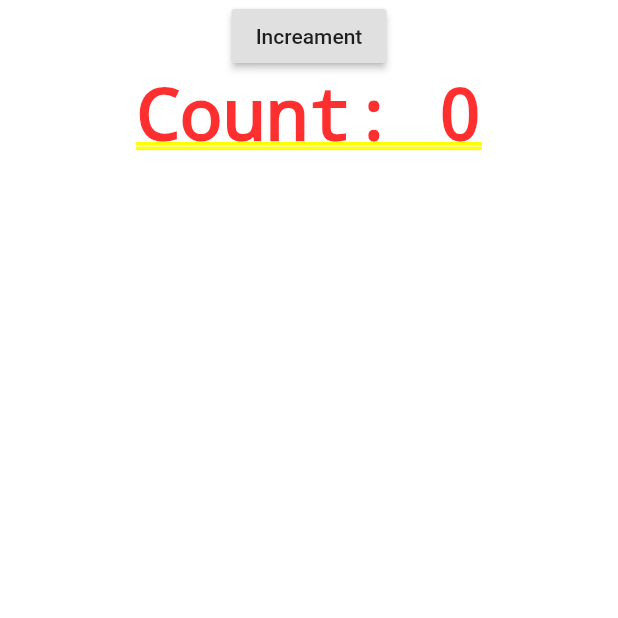
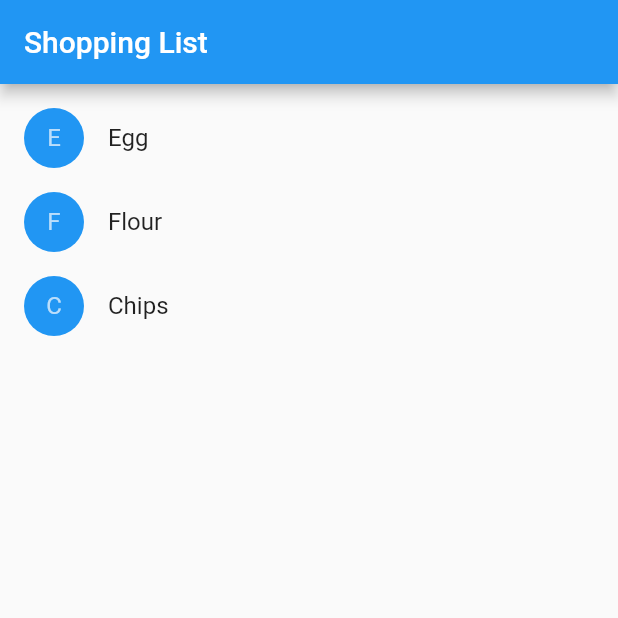
Before and after one commit to xruptronix/learn-flutter-basics, a Flutter app: the screen it shows after launch, on a phone screen of 412 x 824 dp, the top half of it. Run offline on Flutter 3.47's test engine with Material 2 defaults, Android fonts, the phone set to English and light mode, and no system bars.

Commit message:
shopping list example

```diff
--- a/lib/main.dart
+++ b/lib/main.dart
@@ -1,59 +1,103 @@
 import 'package:flutter/material.dart';
 
-void main(){
-  runApp(MaterialApp(
-    home: SafeArea(child: Counter()),
-  ));
+class Product {
+  const Product({this.name});
+  final String name;
 }
 
-class CounterDisplay extends StatelessWidget {
+typedef void CartChangedCallback(Product product, bool inCart);
 
-  CounterDisplay({this.count});
-
-  final int count;
-  @override
-  Widget build(BuildContext context) {
-    return Center(child: Text('Count: $count'));;
-  }
+void main(){
+  runApp(
+    MaterialApp(
+      title: 'Shopping App',
+      home: ShoppingList(
+        products: <Product> [
+          Product(name: 'Egg'),
+          Product(name: 'Flour'),
+          Product(name: 'Chips'),
+        ],
+      ),
+    ),
+  );
 }
 
-class CounterIncreamenter extends StatelessWidget {
+class ShoppingListItem extends StatelessWidget {
+  ShoppingListItem({Product product, this.inCart, this.onCartChanged}): product = product,super(key: ObjectKey(product));
 
-  CounterIncreamenter({this.onPressed});
+  final Product product;
+  final bool inCart;
+  final CartChangedCallback onCartChanged;
 
-  final VoidCallback onPressed;
+  Color _getColor(BuildContext context){
+    return inCart ? Colors.black54 : Theme.of(context).primaryColor;
+  }
+
+  TextStyle _getTextStyle(BuildContext context) {
+    if (!inCart) return null;
+
+    return TextStyle(
+      color: Colors.black54,
+      decoration: TextDecoration.lineThrough,
+    );
+  }
+
 
   @override
   Widget build(BuildContext context) {
-    return RaisedButton(
-      onPressed: onPressed,
-      child: Text('Increament'),
+    return ListTile(
+      onTap: (){
+        onCartChanged(product,inCart);
+      },
+      leading: CircleAvatar(
+        backgroundColor: _getColor(context),
+        child: Text(product.name[0]),
+      ),
+      title: Text(product.name,
+        style: _getTextStyle(context)
+      ),
     );
   }
 }
 
-class Counter extends StatefulWidget {
+class ShoppingList extends StatefulWidget {
+  // final List<Product> products = <Product>[];
+  ShoppingList({Key key, this.products}) : super(key: key);
+  final List<Product> products;
   @override
-  _CounterState createState() => _CounterState();
+  _ShoppingListState createState() => _ShoppingListState();
 }
 
-class _CounterState extends State<Counter> {
+class _ShoppingListState extends State<ShoppingList> {
 
-  int _counter = 0;
+  Set<Product> _shoppingCart = Set<Product>();
 
-  void _increament(){
+  void _handleCartChanged(Product product, bool inCart){
+
     setState(() {
-      ++_counter;
+      if(!inCart){
+        _shoppingCart.add(product);
+      }else{
+        _shoppingCart.remove(product);
+      }
     });
   }
-
   @override
   Widget build(BuildContext context) {
-    return Column(
-      children: <Widget>[
-        CounterIncreamenter(onPressed: _increament,),
-        CounterDisplay(count: _counter,)
-      ],
+    return Scaffold(
+      appBar: AppBar(
+        title: Text('Shopping List'),
+      ),
+      body: ListView(
+        padding: EdgeInsets.symmetric(vertical:8.0),
+        children: widget.products.map((Product product){
+            return ShoppingListItem(
+              product: product,
+              inCart: _shoppingCart.contains(product),
+              onCartChanged: _handleCartChanged,
+            );
+          }).toList(),
+      ),
     );
   }
 }
```
